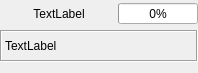
Before: the Qt Designer form src/Quest.ui in LaceyGSC/CPlusPlus-QT-CS3503-EducationalApp, drawn with Qt 5.
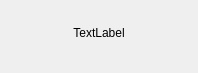
After: the same form once the commit is applied.

Commit message: Quest and Level almost done

```diff
--- a/src/Quest.ui
+++ b/src/Quest.ui
@@ -24,7 +24,7 @@
     <number>0</number>
    </property>
    <property name="horizontalSpacing">
-    <number>0</number>
+    <number>3</number>
    </property>
    <property name="verticalSpacing">
     <number>6</number>
@@ -48,47 +48,6 @@
      </property>
     </widget>
    </item>
-   <item row="0" column="1">
-    <widget class="QProgressBar" name="progressBar">
-     <property name="minimumSize">
-      <size>
-       <width>80</width>
-       <height>21</height>
-      </size>
-     </property>
-     <property name="maximumSize">
-      <size>
-       <width>80</width>
-       <height>21</height>
-      </size>
-     </property>
-     <property name="value">
-      <number>0</number>
-     </property>
-     <property name="alignment">
-      <set>Qt::AlignCenter</set>
-     </property>
-     <property name="format">
-      <string>%p%</string>
-     </property>
-    </widget>
-   </item>
-   <item row="1" column="0" colspan="2">
-    <widget class="QLabel" name="description">
-     <property name="frameShape">
-      <enum>QFrame::Box</enum>
-     </property>
-     <property name="frameShadow">
-      <enum>QFrame::Sunken</enum>
-     </property>
-     <property name="text">
-      <string>TextLabel</string>
-     </property>
-     <property name="wordWrap">
-      <bool>true</bool>
-     </property>
-    </widget>
-   </item>
   </layout>
  </widget>
  <resources/>
```
The commit also changes 18 other files.
